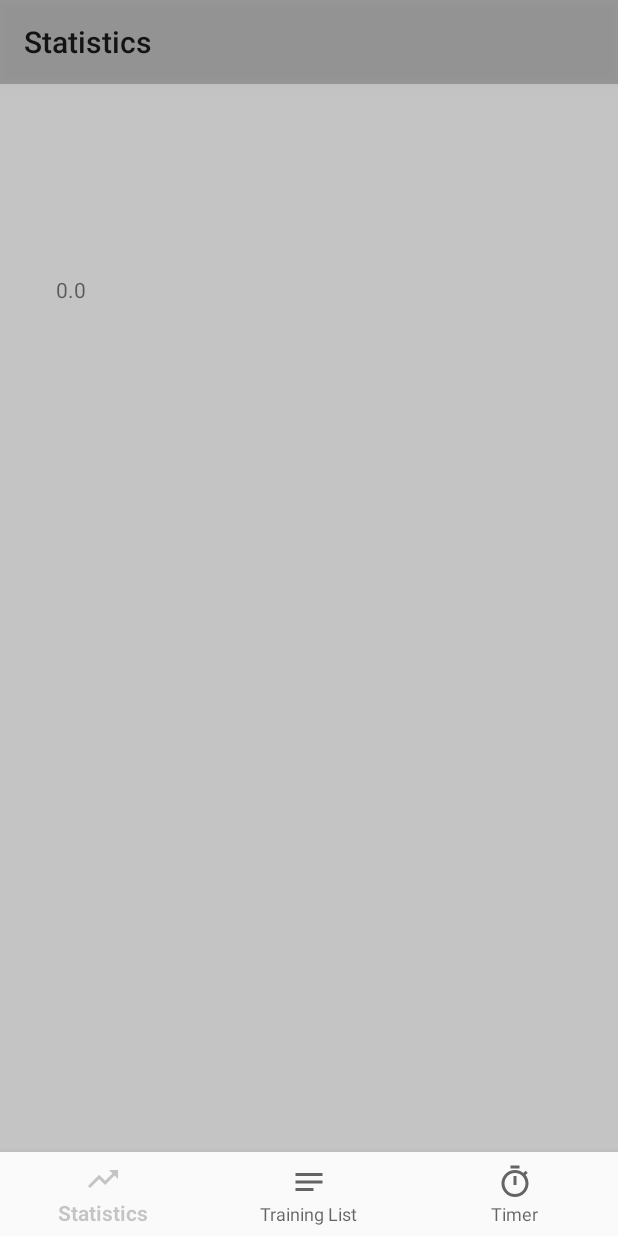
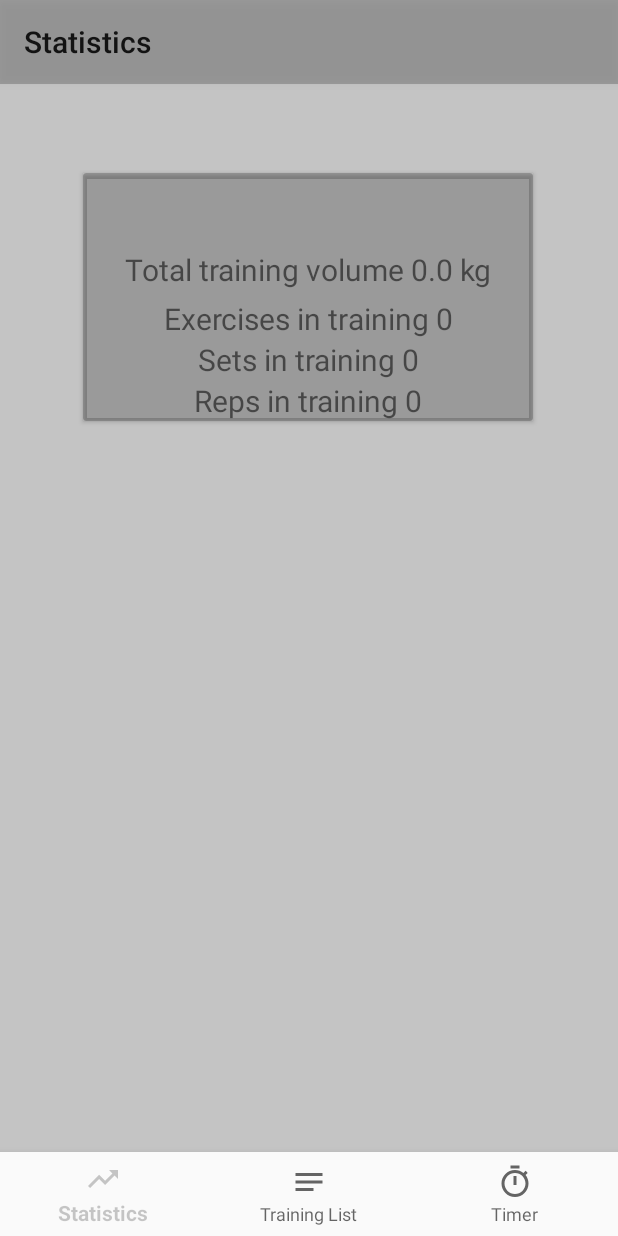
Before and after one commit to nojkir/ExerciseApp, an Android app: the StatisticsFragment screen opened through its navigation route, on a phone screen of 412 x 824 dp. Run offline under Robolectric (Android 15) with nearby library versions, the phone set to English and light mode, and no system bars; our stand-ins replace Dagger/Hilt's generated code, navigation-ui; libraries missing offline, so code that uses them is left out: androidx.hilt.lifecycle; 2 statements that could not run were skipped.

Commit message:
Displaying basic statistics, StopWatch ViewModel, handle orientation change

```diff
--- a/app/src/main/java/pl/nojkir/roomdatabase/other/ExercisesAdapter.kt
+++ b/app/src/main/java/pl/nojkir/roomdatabase/other/ExercisesAdapter.kt
@@ -40,9 +40,9 @@ class ExercisesAdapter(
         val currentExercise = items[position]
 
         holder.itemView.exerciseNameTextView.text = currentExercise.exerciseName
-        holder.itemView.tVReps.text = currentExercise.reps.toString()
-        holder.itemView.tVSets.text = currentExercise.amountOfSeries.toString()
-        holder.itemView.tVWeight.text = currentExercise.weight.toString()
+        holder.itemView.tVReps.text = "Reps: ${currentExercise.reps.toString()}"
+        holder.itemView.tVSets.text = "Sets: ${currentExercise.amountOfSeries.toString()}"
+        holder.itemView.tVWeight.text = "Weight ${currentExercise.weight.toString()}"
 
 
 
--- a/app/src/main/java/pl/nojkir/roomdatabase/ui/dialogs/AddExerciseDialog.kt
+++ b/app/src/main/java/pl/nojkir/roomdatabase/ui/dialogs/AddExerciseDialog.kt
@@ -33,9 +33,9 @@ class AddExerciseDialog (context: Context, var addDialogListener: AddDialogListe
             val exercise = Exercise(
                 trainingName,
                 exerciseName,
-                reps.toInt(),
+                sets.toInt(),
                 weight.toDouble(),
-                sets.toInt()
+                reps.toInt()
             )
             addDialogListener.onAddButtonClicked(exercise)
             dismiss()
--- a/app/src/main/java/pl/nojkir/roomdatabase/ui/fragments/StatisticsFragment.kt
+++ b/app/src/main/java/pl/nojkir/roomdatabase/ui/fragments/StatisticsFragment.kt
@@ -23,6 +23,9 @@ class StatisticsFragment : Fragment (R.layout.fragment_statistics) {
     private val viewModel: ExerciseViewModel by viewModels()
     private lateinit var trainings : List<Exercise>
     private var volume : Double = 0.0
+    private var reps : Int = 0
+    private var sets  : Int = 0
+    private var exercises : Int = 0
 
     lateinit var trainingName: String
 
@@ -49,9 +52,17 @@ class StatisticsFragment : Fragment (R.layout.fragment_statistics) {
                     trainings = it
                     for (training in trainings) {
                         volume += training.weight * training.reps * training.amountOfSeries
+                        reps += training.reps
+                        sets += training.amountOfSeries
+                        exercises = trainings.size
                     }
-                    statistics_VolumeTV.text = volume.toString()
                     statistics_trainingTV.text = trainingName
+                    statistics_VolumeTV.text = "Total training volume ${volume.toString()} kg"
+                    statistics_exercisesTV.text = "Exercises in training ${exercises.toString()}"
+                    statistics_repsTV.text = "Reps in training ${reps.toString()}"
+                    statistics_setsTV.text =  "Sets in training ${sets.toString()}"
+
+
 
                 })
 
--- a/app/src/main/res/layout/fragment_statistics.xml
+++ b/app/src/main/res/layout/fragment_statistics.xml
@@ -1,32 +1,74 @@
 <?xml version="1.0" encoding="utf-8"?>
-<androidx.constraintlayout.widget.ConstraintLayout
-    xmlns:android="http://schemas.android.com/apk/res/android"
+<androidx.constraintlayout.widget.ConstraintLayout xmlns:android="http://schemas.android.com/apk/res/android"
     xmlns:app="http://schemas.android.com/apk/res-auto"
     xmlns:tools="http://schemas.android.com/tools"
     android:layout_width="match_parent"
     android:layout_height="match_parent">
 
-    <TextView
-        android:id="@+id/statistics_trainingTV"
-        android:layout_width="211dp"
-        android:layout_height="42dp"
-        android:text="TextView"
+
+    <androidx.cardview.widget.CardView
+        android:layout_width="300dp"
+        android:layout_height="wrap_content"
         app:layout_constraintBottom_toBottomOf="parent"
         app:layout_constraintEnd_toEndOf="parent"
+        app:layout_constraintHorizontal_bias="0.495"
         app:layout_constraintStart_toStartOf="parent"
         app:layout_constraintTop_toTopOf="parent"
-        app:layout_constraintVertical_bias="0.063" />
+        app:layout_constraintVertical_bias="0.109"
+        app:cardBackgroundColor="@color/colorPrimary">
 
-    <TextView
-        android:id="@+id/statistics_VolumeTV"
-        android:layout_width="176dp"
-        android:layout_height="37dp"
-        android:text="TextView"
-        app:layout_constraintBottom_toBottomOf="parent"
-        app:layout_constraintEnd_toEndOf="parent"
-        app:layout_constraintHorizontal_bias="0.157"
-        app:layout_constraintStart_toStartOf="parent"
-        app:layout_constraintTop_toBottomOf="@+id/statistics_trainingTV"
-        app:layout_constraintVertical_bias="0.073" />
+        <LinearLayout
+            android:layout_width="match_parent"
+            android:layout_height="match_parent"
+            android:orientation="vertical">
+
+            <TextView
+                android:id="@+id/statistics_trainingTV"
+                android:layout_width="match_parent"
+                android:layout_height="42dp"
+                android:layout_marginBottom="4dp"
+                android:textSize="30sp"
+                android:gravity="center"
+                android:text="TextView" />
+
+            <TextView
+                android:id="@+id/statistics_VolumeTV"
+                android:layout_width="match_parent"
+                android:layout_height="37dp"
+                android:layout_gravity="center_horizontal"
+                android:textSize="20sp"
+                android:gravity="center"
+                android:text="TextView" />
+
+            <TextView
+                android:id="@+id/statistics_exercisesTV"
+                android:layout_width="match_parent"
+                android:layout_height="wrap_content"
+                android:textSize="20sp"
+                android:text="TextView"
+                android:gravity="center"/>
+
+            <TextView
+                android:id="@+id/statistics_setsTV"
+                android:layout_width="match_parent"
+                android:layout_height="wrap_content"
+                android:textSize="20sp"
+                android:text="TextView"
+                android:gravity="center"/>
+
+            <TextView
+                android:id="@+id/statistics_repsTV"
+                android:layout_width="match_parent"
+                android:layout_height="wrap_content"
+                android:textSize="20sp"
+                android:text="TextView"
+                android:gravity="center"/>
+
+        </LinearLayout>
+
+
+    </androidx.cardview.widget.CardView>
+
+
 
 </androidx.constraintlayout.widget.ConstraintLayout>
--- a/app/src/main/res/layout/trening_item.xml
+++ b/app/src/main/res/layout/trening_item.xml
@@ -15,7 +15,7 @@
             android:layout_width="wrap_content"
             android:layout_height="wrap_content"
 
-            android:text="TextView"
+            android:text="Training Name"
             android:textSize="30sp"
             app:layout_constraintEnd_toEndOf="parent"
             app:layout_constraintStart_toStartOf="parent"
```
Also changed, not shown: app/src/main/java/pl/nojkir/roomdatabase/ui/StopWatchViewModel.kt (added, +10 -0 lines), app/src/main/java/pl/nojkir/roomdatabase/ui/fragments/StopWatchFragment.kt (+69 -23 lines), app/src/main/res/layout/exercise_item.xml (+29 -21 lines), app/src/main/res/layout/fragment_stopwatch.xml (+11 -0 lines).
